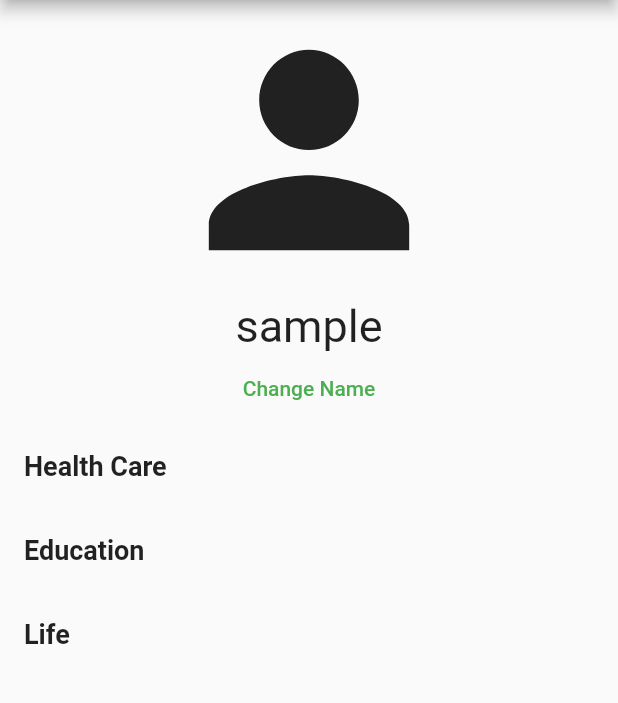
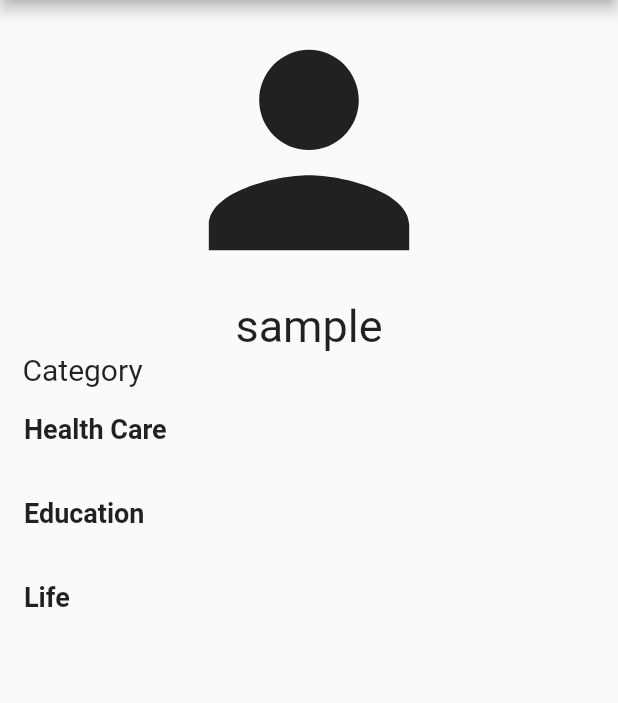
Before and after one commit to sinsinpurin/my_instruction, a Flutter app: the screen it shows after launch, on a phone screen of 412 x 824 dp, the part 84-787 px from its top. Run offline on Flutter 3.47's test engine with Material 2 defaults, Android fonts, the phone set to English and light mode, and no system bars; missing offline and left inert: dart:ffi.

```diff
--- a/lib/ui/pages/category/category.dart
+++ b/lib/ui/pages/category/category.dart
@@ -24,7 +24,9 @@ class CategoryPage extends StatelessWidget {
             child: (() {
           if (instractsStore.instractsList[category] == null) {
             //instractが存在しない場合
-            return Container();
+            return const Center(
+              child: Text("No Instracts"),
+            );
           }
           return ListView.builder(
               itemCount: instractsStore.instractsList[category]!.length,
--- a/lib/ui/pages/home/home.dart
+++ b/lib/ui/pages/home/home.dart
@@ -34,9 +34,14 @@ class HomePage extends StatelessWidget {
               userStore.name,
               style: const TextStyle(fontSize: 30),
             )),
-            TextButton(
-                onPressed: () => {userStore.name = "masaki"},
-                child: const Text("Change Name")),
+            Container(
+              padding: const EdgeInsets.only(left: 15),
+              child: const Text(
+                "Category",
+                style: TextStyle(fontSize: 20),
+              ),
+              alignment: Alignment.topLeft,
+            ),
             Expanded(
                 child: ListView.builder(
               itemCount: instractsStore.instractsList.length,
```
Also changed, not shown: lib/model/instract.dart (+12 -8 lines), lib/ui/pages/instract/instract.dart (+31 -13 lines).
